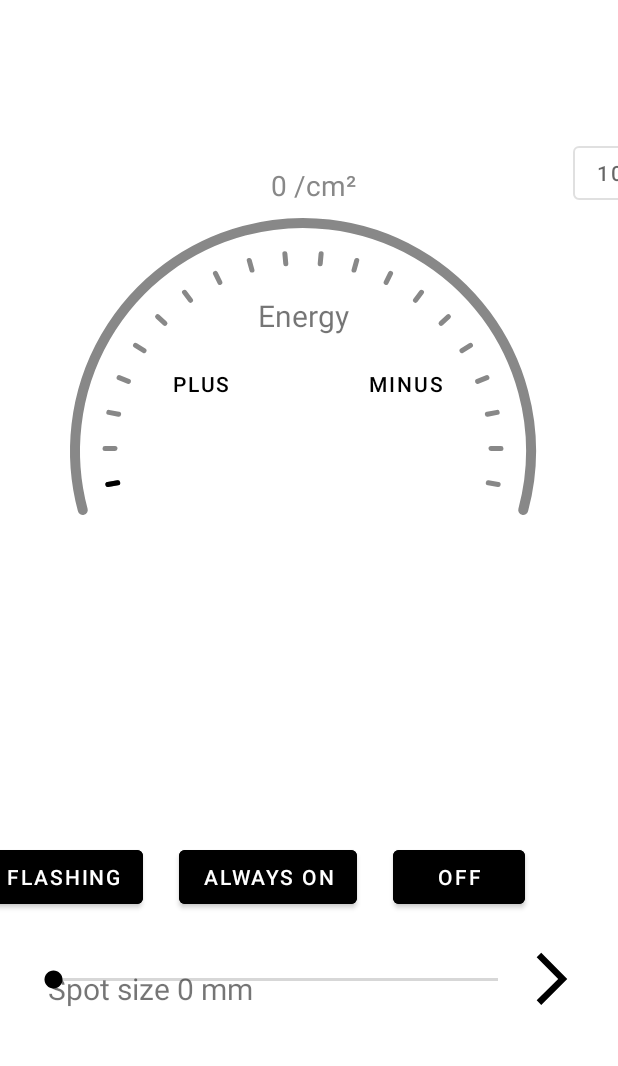
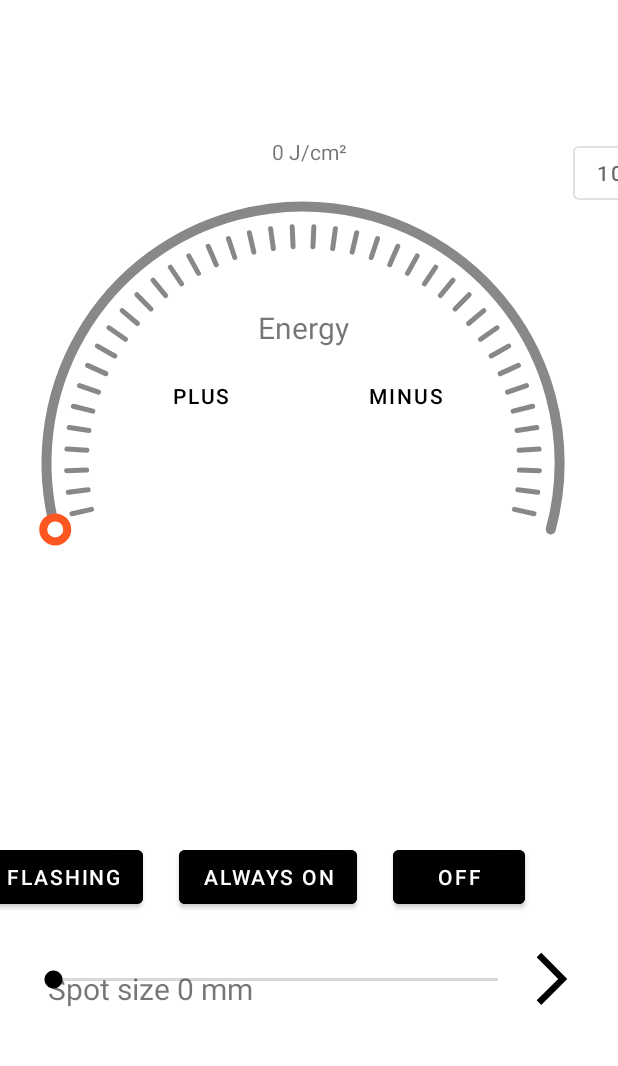
Before and after one commit to Connorxxx/Pico-Full, an Android app: the screen it shows after launch (MainActivity), on a phone screen of 412 x 824 dp, the part 164-1230 px from its top. Run offline under Robolectric (Android 15) with nearby library versions, the phone set to English and light mode, and no system bars; our stand-ins replace Dagger/Hilt's generated code; libraries missing offline, so code that uses them is left out: com.permissionx.guolindev, com.vi.vioserial; 3 statements that could not run were skipped.

Commit message:
完善自定义view表盘

```diff
--- a/app/src/main/java/com/connor/picofull/constant/Hex.kt
+++ b/app/src/main/java/com/connor/picofull/constant/Hex.kt
@@ -36,12 +36,12 @@ val ISSUED_ON = if (!reverse) "5AA5068310200002" else "5AA506831020010002"
  * 三种状态可调节，红光亮度可调节
  */
 val UPLOAD_FLASH = if (!reverse) "5AA506831030010001" else "5AA5058210300001" //闪烁
-val UPLOAD_ADD = if (!reverse) "5AA506831030010002 " else "5AA5058210300002"//常亮
+val UPLOAD_AOD = if (!reverse) "5AA506831030010002 " else "5AA5058210300002"//常亮
 val UPLOAD_CLOSE = if (!reverse) "5AA506831030010003" else "5AA5058210300003"//关闭
 val UPLOAD_RED_LIGHT_XX = if (!reverse) "5AA50683103101" else "5AA505821031"//红光强度
 
 val ISSUED_FLASH = if (!reverse) "5AA5058210300001" else "5AA506831030010001" //闪烁
-val ISSUED_ADD = if (!reverse) "5AA5058210300002" else "5AA506831030010002"//常亮
+val ISSUED_AOD = if (!reverse) "5AA5058210300002" else "5AA506831030010002"//常亮
 val ISSUED_CLOSE = if (!reverse) "5AA5058210300003" else "5AA506831030010003"//关闭
 val ISSUED_RED_LIGHT_XX = if (!reverse) "5AA505821031" else "5AA50683103101"//红光强度
 
--- a/app/src/main/java/com/connor/picofull/ui/HomeFragment.kt
+++ b/app/src/main/java/com/connor/picofull/ui/HomeFragment.kt
@@ -7,22 +7,15 @@ import android.view.ViewGroup
 import android.widget.SeekBar
 import androidx.fragment.app.Fragment
 import androidx.fragment.app.activityViewModels
-import androidx.lifecycle.Lifecycle
-import androidx.lifecycle.Lifecycle.State.*
-import androidx.lifecycle.lifecycleScope
-import androidx.lifecycle.repeatOnLifecycle
 import com.connor.picofull.R
 import com.connor.picofull.constant.*
 import com.connor.picofull.databinding.FragmentHomeBinding
-import com.connor.picofull.datastores.DataStoreManager
 import com.connor.picofull.utils.getHexString
-import com.connor.picofull.utils.logCat
 import com.connor.picofull.utils.repeatOnStart
+import com.connor.picofull.utils.showToast
 import com.connor.picofull.viewmodels.MainViewModel
 import dagger.hilt.android.AndroidEntryPoint
-import kotlinx.coroutines.flow.collect
 import kotlinx.coroutines.launch
-import javax.inject.Inject
 
 @AndroidEntryPoint
 class HomeFragment : Fragment() {
@@ -59,6 +52,9 @@ class HomeFragment : Fragment() {
                             viewModel.homeData.switch = false
                             binding.toggleSwitch.isChecked = false
                         }
+                        ISSUED_FLASH -> getString(R.string.flash).showToast()
+                        ISSUED_AOD -> getString(R.string.aod).showToast()
+                        ISSUED_CLOSE -> getString(R.string.off).showToast()
                     }
                     if (it.contains(ISSUED_ENERGY_XX)) {
                         val value = it.substring(it.length - 4).toInt(16)
@@ -105,14 +101,14 @@ class HomeFragment : Fragment() {
             viewModel.sendHex(UPLOAD_ENERGY_PLUS)
             ++viewModel.homeData.energy
             setEnergy()
-            binding.progressEnergy.setScale(viewModel.homeData.energy * 2)
+            binding.progressEnergy.setScale(viewModel.homeData.energy * 4)
         }
         binding.btnEnergyMinus.setOnClickListener {
             if (viewModel.homeData.energy <= 1) return@setOnClickListener
             viewModel.sendHex(UPLOAD_ENERGY_MINUS)
             --viewModel.homeData.energy
             setEnergy()
-            binding.progressEnergy.setScale((viewModel.homeData.energy * 2) - 2)
+            binding.progressEnergy.setScale((viewModel.homeData.energy * 4) - 1)
         }
         binding.btnRatePlus.setOnClickListener {
             if (viewModel.homeData.rate >= 10) return@setOnClickListener
@@ -120,7 +116,7 @@ class HomeFragment : Fragment() {
                 viewModel.sendHex(UPLOAD_RATE_XX + it.getHexString())
             }
             setRate()
-            binding.progressHz.setScale(viewModel.homeData.rate * 2)
+            binding.progressHz.setScale(viewModel.homeData.rate * 4)
         }
         binding.btnRateMinus.setOnClickListener {
             if (viewModel.homeData.rate <= 1) return@setOnClickListener
@@ -128,7 +124,7 @@ class HomeFragment : Fragment() {
                 viewModel.sendHex(UPLOAD_RATE_XX + it.getHexString())
             }
             setRate()
-            binding.progressHz.setScale((viewModel.homeData.rate * 2) - 2)
+            binding.progressHz.setScale((viewModel.homeData.rate * 4) - 1)
         }
         binding.toggleSwitch.setOnCheckedChangeListener { _, isChecked ->
             viewModel.homeData.switch = isChecked
@@ -136,7 +132,7 @@ class HomeFragment : Fragment() {
             else viewModel.sendHex(UPLOAD_OFF)
         }
         binding.btnFlash.setOnClickListener { viewModel.sendHex(UPLOAD_FLASH) }
-        binding.btnAod.setOnClickListener { viewModel.sendHex(UPLOAD_ADD) }
+        binding.btnAod.setOnClickListener { viewModel.sendHex(UPLOAD_AOD) }
         binding.btnOff.setOnClickListener { viewModel.sendHex(UPLOAD_CLOSE) }
         binding.seekRedLight.setOnSeekBarChangeListener(object : SeekBar.OnSeekBarChangeListener {
             override fun onProgressChanged(p0: SeekBar?, i: Int, p2: Boolean) {}
@@ -168,6 +164,8 @@ class HomeFragment : Fragment() {
     private fun initUIState() {
         setEnergy()
         setRate()
+        binding.progressEnergy.setScale(viewModel.homeData.energy * 4)
+        binding.progressHz.setScale(viewModel.homeData.rate * 4)
         binding.tvPulse.text = getString(R.string.pulse, viewModel.homeData.pulse)
         binding.tvSpot.text = getString(R.string.spot, viewModel.homeData.spot)
         binding.toggleSwitch.isChecked = viewModel.homeData.switch
@@ -176,13 +174,13 @@ class HomeFragment : Fragment() {
     }
 
     private fun setRate() {
-        binding.progressHz.setText(getString(R.string.hz, viewModel.homeData.rate))  //binding.tvHz.text
+        binding.tvHz.text = getString(R.string.hz, viewModel.homeData.rate)  //binding.tvHz.text
         binding.progressHz.setProgress(viewModel.homeData.rate * 10)
     }
 
     private fun setEnergy() {
-      //  binding.tvEnergy.text = getString(R.string.energy, viewModel.homeData.energy)
-        binding.progressEnergy.setText(getString(R.string.energy, viewModel.homeData.energy))
+        binding.tvEnergy.text = getString(R.string.energy, viewModel.homeData.energy)
+      //  binding.progressEnergy.setText(getString(R.string.energy, viewModel.homeData.energy))
         binding.progressEnergy.setProgress(viewModel.homeData.energy * 10)
     }
 
--- a/app/src/main/java/com/connor/picofull/ui/VideoFragment.kt
+++ b/app/src/main/java/com/connor/picofull/ui/VideoFragment.kt
@@ -8,19 +8,26 @@ import android.view.LayoutInflater
 import android.view.View
 import android.view.ViewGroup
 import androidx.fragment.app.activityViewModels
+import androidx.lifecycle.lifecycleScope
 import androidx.navigation.fragment.findNavController
 import androidx.recyclerview.widget.GridLayoutManager
 import com.connor.picofull.R
+import com.connor.picofull.constant.videoPath
 import com.connor.picofull.databinding.FragmentSettingsBinding
 import com.connor.picofull.databinding.FragmentVideoBinding
 import com.connor.picofull.models.VideoData
+import com.connor.picofull.models.VideoInfo
 import com.connor.picofull.ui.adapter.VideoListAdapter
-import com.connor.picofull.utils.logCat
+import com.connor.picofull.utils.*
 import com.connor.picofull.viewmodels.MainViewModel
 import com.permissionx.guolindev.PermissionX
 import dagger.hilt.android.AndroidEntryPoint
+import kotlinx.coroutines.Dispatchers
+import kotlinx.coroutines.delay
+import kotlinx.coroutines.launch
 import kotlinx.serialization.encodeToString
 import kotlinx.serialization.json.Json
+import java.io.File
 import javax.inject.Inject
 
 @AndroidEntryPoint
@@ -48,7 +55,18 @@ class VideoFragment : Fragment() {
             val action = VideoFragmentDirections.actionVideoFragmentToPlayVideoFragment(data)
             findNavController().navigate(action)
         }
-        videoListAdapter.submitList(viewModel.videoList)
+        lifecycleScope.launch(Dispatchers.IO) {
+            File(videoPath).getAllFiles().onEach { file ->
+                viewModel.videoList.add(
+                    VideoInfo(
+                        file,
+                        file.name.substring(0, file.name.lastIndexOf(".")),
+                        file.getVideoDuration().toSeconds().formatDuration().cutTime()
+                    )
+                )
+            }
+            videoListAdapter.submitList(ArrayList(viewModel.videoList))
+        }
         return binding.root
     }
 
--- a/app/src/main/java/com/connor/picofull/ui/adapter/VideoListAdapter.kt
+++ b/app/src/main/java/com/connor/picofull/ui/adapter/VideoListAdapter.kt
@@ -17,6 +17,7 @@ import com.connor.picofull.models.VideoInfo
 import com.connor.picofull.utils.logCat
 import dagger.hilt.android.qualifiers.ActivityContext
 import dagger.hilt.android.scopes.ActivityScoped
+import dagger.hilt.android.scopes.FragmentScoped
 import javax.inject.Inject
 
 @ActivityScoped
--- a/app/src/main/java/com/connor/picofull/ui/view/Test.kt
+++ b/app/src/main/java/com/connor/picofull/ui/view/Test.kt
@@ -1,12 +1,12 @@
 package com.connor.picofull.ui.view
 
 import android.content.Context
-import android.graphics.Canvas
-import android.graphics.Color
-import android.graphics.Paint
-import android.graphics.RectF
+import android.graphics.*
 import android.util.AttributeSet
 import android.view.View
+import androidx.core.content.ContextCompat
+import com.connor.picofull.R
+import kotlin.math.PI
 import kotlin.math.cos
 import kotlin.math.min
 import kotlin.math.sin
@@ -17,16 +17,35 @@ class Test @JvmOverloads constructor(
     defStyleAttr: Int = 0
 ) : View(context, attrs, defStyleAttr) {
 
-    private var progress = 30
-    private var text = ""
-    private var textX = 0f
+    private var progress = 0
     private var scaleCount = 0
+    private val rectF = RectF()
+    private var radius = 0f
 
+    private lateinit var s: ScaleData
 
     private val paint = Paint().apply {
-        color = Color.BLACK
         style = Paint.Style.STROKE
         strokeWidth = 20f
+        isAntiAlias = true
+        strokeCap = Paint.Cap.ROUND
+        isDither = true
+    }
+
+    private val cPaint = Paint().apply {
+        color = ContextCompat.getColor(context, R.color.deep_orange_primary)
+        style = Paint.Style.STROKE
+        strokeWidth = 8f
+        isAntiAlias = true
+        strokeCap = Paint.Cap.ROUND
+        isDither = true
+        paint.setShadowLayer(18f, 15f, 15f, Color.GRAY)
+    }
+
+    private val fcPaint = Paint().apply {
+        color = ContextCompat.getColor(context, R.color.white)
+        style = Paint.Style.FILL
+        strokeWidth = 8f
         isAntiAlias = true
         strokeCap = Paint.Cap.ROUND
         isDither = true
@@ -42,7 +61,6 @@ class Test @JvmOverloads constructor(
     }
 
     private val scalePaint = Paint().apply {
-        color = Color.BLACK
         style = Paint.Style.STROKE
         strokeWidth = 5f
         isAntiAlias = true
@@ -59,52 +77,72 @@ class Test @JvmOverloads constructor(
         isDither = true
     }
 
-    private val textPaint = Paint(Paint.ANTI_ALIAS_FLAG).apply {
-        textAlign = Paint.Align.CENTER
-    }
-
-    private val rectF = RectF()
-    private var radius = 0f
 
     override fun onSizeChanged(w: Int, h: Int, oldw: Int, oldh: Int) {
-        radius = min(w, h) * 0.4f
-        textX = w / 2f + 10
+        radius = min(w, h) * 0.45f
         rectF.set(-radius, -radius, radius, radius)
         rectF.offset(w / 2f, h / 2f)
+
+        val startX = 0f
+        val startY = height / 2f
+        val endX = width.toFloat()
+        val shader = LinearGradient(
+            startX, startY, endX, startY,
+            intArrayOf(
+                ContextCompat.getColor(context, R.color.deep_orange_primary_dark),
+                ContextCompat.getColor(context, R.color.amber_primary)
+            ),
+            null, Shader.TileMode.CLAMP
+        )
+        scalePaint.shader = shader
+        paint.shader = shader
+
+        val centerX = width / 2f
+        val centerY = height / 2f
+        val tickLength = 40f // length of each tick
+        val tickStartRadius = radius - 20f // radius of tick start
+        val tickEndRadius = radius - tickLength // radius of tick end
+        val tickAngle = 210f / 40f // angle between each tick
+        val tickStartAngle = 165f + tickAngle / 2f // starting angle of ticks
+
+        s = ScaleData(
+            centerX,
+            centerY,
+            tickLength,
+            tickStartRadius,
+            tickEndRadius,
+            tickAngle,
+            tickStartAngle
+        )
     }
 
     override fun onDraw(canvas: Canvas?) {
         val p = progress * 2.1f
-        textPaint.textSize = 28f
-        textPaint.color = Color.GRAY
-        canvas?.drawText(text, textX, 30f, textPaint)
-        canvas?.drawArc(rectF, 165f, 210f, false, bgPaint)
-        canvas?.drawArc(rectF, 165f, p, false, paint)
 
-        val centerX = width / 2f
-        val centerY = height / 2f
-        val tickLength = 40f // length of each tick
-        val tickStartRadius = radius - 30f // radius of tick start
-        val tickEndRadius = radius - tickLength // radius of tick end
-        val tickAngle = 210f / 20f // angle between each tick
-        val tickStartAngle = 165f + tickAngle / 2f // starting angle of ticks
+        val endAngle = 165f + p
+        val endX = width / 2f + radius * cos(endAngle * PI / 180f).toFloat()
+        val endY = height / 2f + radius * sin(endAngle * PI / 180f).toFloat()
 
-        for (i in 0..19) {
-            val angle = tickStartAngle + i * tickAngle
-            val startX = centerX + tickStartRadius * cos(Math.toRadians(angle.toDouble())).toFloat()
-            val startY = centerY + tickStartRadius * sin(Math.toRadians(angle.toDouble())).toFloat()
-            val endX = centerX + tickEndRadius * cos(Math.toRadians(angle.toDouble())).toFloat()
-            val endY = centerY + tickEndRadius * sin(Math.toRadians(angle.toDouble())).toFloat()
-            canvas?.drawLine(startX, startY, endX, endY, bgScalePaint)
+        canvas?.apply {
+            drawArc(rectF, 165f, 210f, false, bgPaint)
+            drawArc(rectF, 165f, p, false, paint)
+            drawCircle(endX, endY, 12f, fcPaint)
+            drawCircle(endX, endY, 12f, cPaint)
+            drawScale(39, bgScalePaint)
+            if (scaleCount >= 2) drawScale(scaleCount, scalePaint)
         }
+    }
 
-        for (i in 0..scaleCount) {
-            val angle = tickStartAngle + i * tickAngle
-            val startX = centerX + tickStartRadius * cos(Math.toRadians(angle.toDouble())).toFloat()
-            val startY = centerY + tickStartRadius * sin(Math.toRadians(angle.toDouble())).toFloat()
-            val endX = centerX + tickEndRadius * cos(Math.toRadians(angle.toDouble())).toFloat()
-            val endY = centerY + tickEndRadius * sin(Math.toRadians(angle.toDouble())).toFloat()
-            canvas?.drawLine(startX, startY, endX, endY, scalePaint)
+    private fun Canvas.drawScale(count: Int, paint: Paint) {
+        for (i in 0..count) {
+            val angle = s.tickStartAngle + i * s.tickAngle
+            val startX =
+                s.centerX + s.tickStartRadius * cos(Math.toRadians(angle.toDouble())).toFloat()
+            val startY =
+                s.centerY + s.tickStartRadius * sin(Math.toRadians(angle.toDouble())).toFloat()
+            val endX = s.centerX + s.tickEndRadius * cos(Math.toRadians(angle.toDouble())).toFloat()
+            val endY = s.centerY + s.tickEndRadius * sin(Math.toRadians(angle.toDouble())).toFloat()
+            this.drawLine(startX, startY, endX, endY, paint)
         }
     }
 
@@ -114,14 +152,19 @@ class Test @JvmOverloads constructor(
     }
 
     fun setScale(value: Int) {
-        scaleCount = if (value >= 20) 19
+        scaleCount = if (value >= 40) 39
         else if (value <= 1) 1
         else value
         invalidate()
     }
+}
 
-    fun setText(text: String) {
-        this.text = text
-        invalidate()
-    }
-}
+data class ScaleData(
+    val centerX: Float = 0f,
+    val centerY: Float = 0f,
+    val tickLength: Float = 0f,
+    val tickStartRadius: Float = 0f,
+    val tickEndRadius: Float = 0f,
+    val tickAngle: Float = 0f,
+    val tickStartAngle: Float = 0f
+)
--- a/app/src/main/java/com/connor/picofull/viewmodels/MainViewModel.kt
+++ b/app/src/main/java/com/connor/picofull/viewmodels/MainViewModel.kt
@@ -31,7 +31,7 @@ class MainViewModel @Inject constructor(private val dataStoreManager: DataStoreM
     val homeData = HomeData()
     val settingsData = SettingsData()
     val backstageData = BackstageData()
-    val videoList by lazy { ArrayList<VideoInfo>() }
+    val videoList = ArrayList<VideoInfo>()
 
     private val sendHexList = ArrayList<String>()
 
@@ -70,15 +70,6 @@ class MainViewModel @Inject constructor(private val dataStoreManager: DataStoreM
                 }
             }
         }.launchIn(viewModelScope)
-        File(videoPath).getAllFiles().onEach { file ->
-            videoList.add(
-                VideoInfo(
-                    file,
-                    file.name.substring(0, file.name.lastIndexOf(".")),
-                    file.getVideoDuration().toSeconds().formatDuration().cutTime()
-                )
-            )
-        }
 
         if (!BuildConfig.DEBUG) {
             viewModelScope.launch(Dispatchers.Default) {
--- a/app/src/main/res/layout/fragment_home.xml
+++ b/app/src/main/res/layout/fragment_home.xml
@@ -21,6 +21,7 @@
             android:layout_width="380dp"
             android:layout_height="380dp"
             android:layout_marginStart="12dp"
+            android:layout_marginTop="8dp"
             app:layout_constraintStart_toStartOf="parent"
             app:layout_constraintTop_toBottomOf="@+id/tv_energy"
             app:percent="30"
@@ -110,6 +111,7 @@
             android:layout_width="380dp"
             android:layout_height="380dp"
             android:layout_marginStart="-10dp"
+            android:layout_marginTop="8dp"
             app:layout_constraintStart_toEndOf="@+id/toggle_group"
             app:layout_constraintTop_toBottomOf="@+id/tv_hz"
             app:percent="30"
@@ -187,9 +189,9 @@
             android:checked="false"
             android:textOff=""
             android:textOn=""
+            app:layout_constraintBottom_toBottomOf="parent"
             app:layout_constraintEnd_toStartOf="@+id/progress_hz"
-            app:layout_constraintStart_toEndOf="@+id/progress_energy"
-            app:layout_constraintTop_toBottomOf="@+id/rg_energy" />
+            app:layout_constraintStart_toEndOf="@+id/progress_energy" />
 
     </androidx.constraintlayout.widget.ConstraintLayout>
 
--- a/app/src/main/res/values/colors.xml
+++ b/app/src/main/res/values/colors.xml
@@ -54,6 +54,7 @@
     <color name="orange_primary_dark">#F57C00</color>
     <color name="deep_orange_primary">#FF5722</color>
     <color name="deep_orange_primary_dark">#E64A19</color>
+    <color name="deep_orange_hight_dark">#6B1000</color>
     <color name="brown_primary">#795548</color>
     <color name="brown_primary_dark">#5D4037</color>
     <color name="grey_primary">#9E9E9E</color>
--- a/app/src/main/res/values/strings.xml
+++ b/app/src/main/res/values/strings.xml
@@ -3,7 +3,7 @@
     <string name="settings">Settings</string>
     <string name="video">Video</string>
     <string name="about">About Device</string>
-    <string name="energy">%1$d /cm²</string>
+    <string name="energy">%1$d J/cm²</string>
     <string name="hz">%1$d Hz</string>
     <string name="pulse">Pulse &#160;&#160; %1$d</string>
     <string name="spot">Spot size   %1$d mm</string>
```
Also changed, not shown: 5 other files.
